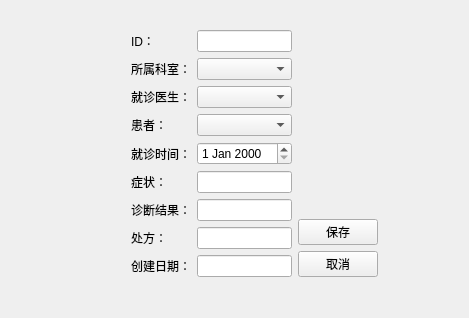
alac19/QtCourse, file visiteditview.ui: the form before one commit.
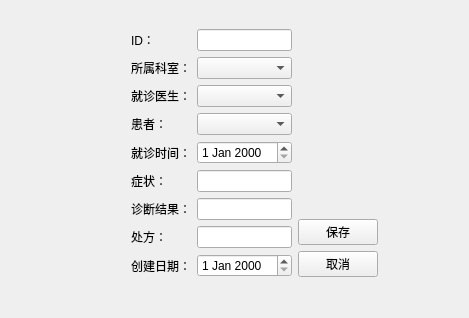
The form after the commit.

Commit message: implement the time datas and ID datas showing successfully and saved in the database.

What changed in the file:
```diff
--- a/visiteditview.ui
+++ b/visiteditview.ui
@@ -150,7 +150,7 @@
           </widget>
          </item>
          <item row="8" column="1">
-          <widget class="QLineEdit" name="dbEditCreatedTimeStamp"/>
+          <widget class="QDateEdit" name="dateEditCreatedTimeStamp"/>
          </item>
         </layout>
        </item>
```
The commit also changes 3 other files.
